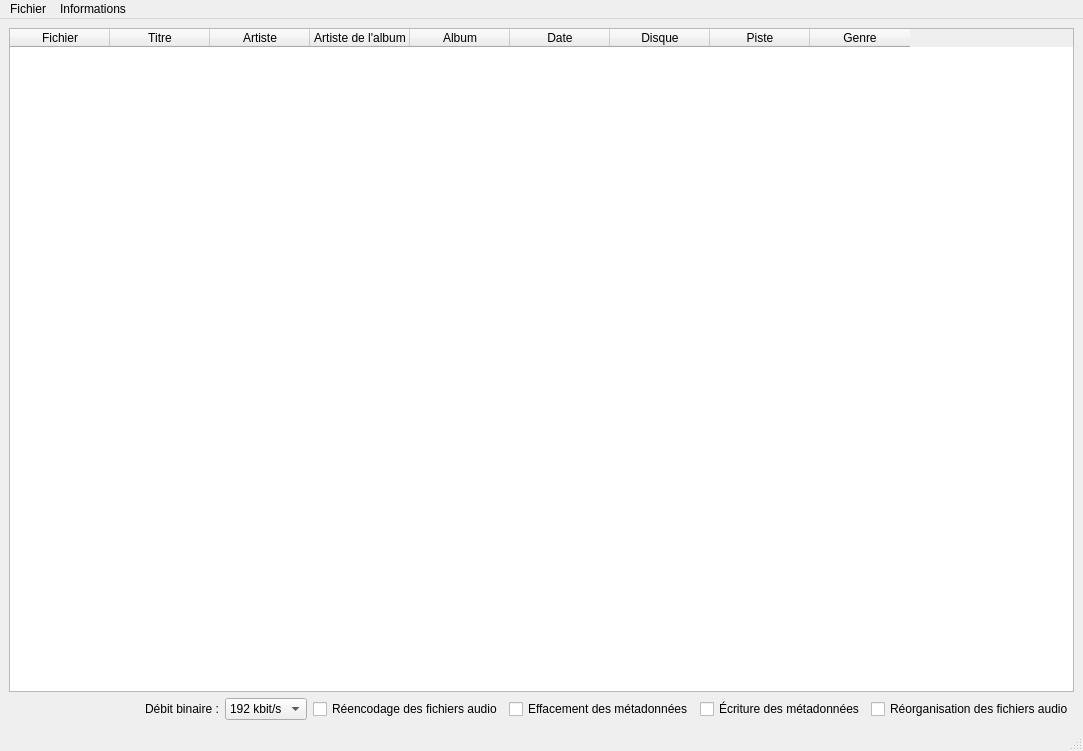
Qt form interfaces/MainWindow.ui (lovehina13/EditionMetadonnees) before a commit.
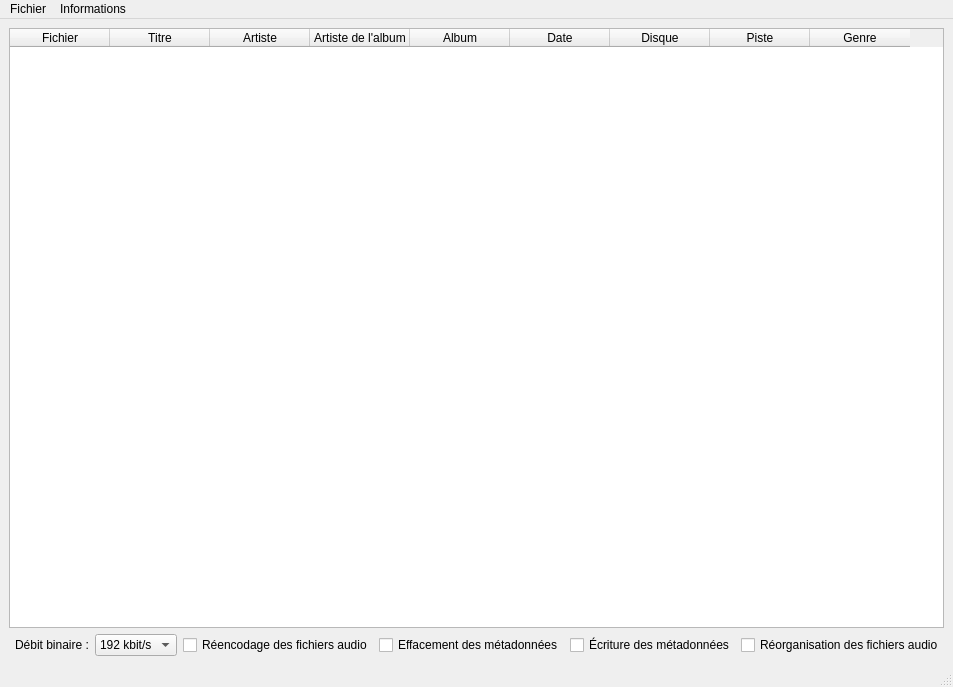
The same form after that commit. Icons and pictures are not drawn.

```diff
--- a/interfaces/MainWindow.ui
+++ b/interfaces/MainWindow.ui
@@ -6,8 +6,8 @@
    <rect>
     <x>0</x>
     <y>0</y>
-    <width>1083</width>
-    <height>751</height>
+    <width>858</width>
+    <height>685</height>
    </rect>
   </property>
   <property name="windowTitle">
@@ -27,6 +27,9 @@
         <height>600</height>
        </size>
       </property>
+      <property name="sortingEnabled">
+       <bool>true</bool>
+      </property>
       <column>
        <property name="text">
         <string>Fichier</string>
@@ -81,7 +84,7 @@
       </property>
       <property name="sizeHint" stdset="0">
        <size>
-        <width>20</width>
+        <width>0</width>
         <height>20</height>
        </size>
       </property>
@@ -186,8 +189,8 @@
     <rect>
      <x>0</x>
      <y>0</y>
-     <width>1083</width>
-     <height>38</height>
+     <width>858</width>
+     <height>21</height>
     </rect>
    </property>
    <widget class="QMenu" name="menuFile">
```
